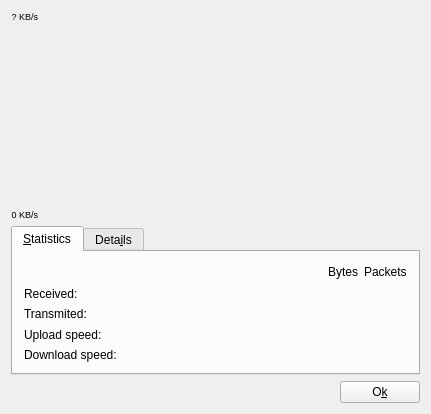
The window that src/statisticsbase.ui (telans/KNetStats) describes before a commit, drawn with Qt 5.
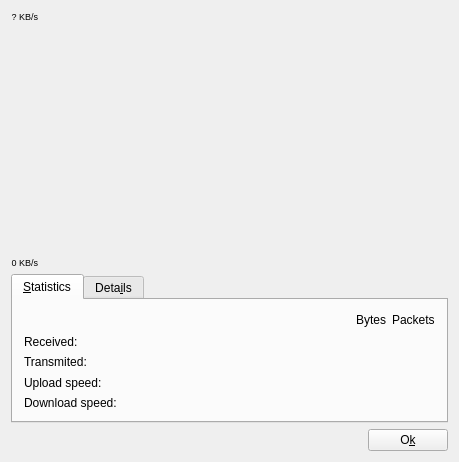
The same window after the commit.

Commit message:
statistics: show all interface IPs/MACs
Closes: #2

The edit to the form file:
```diff
--- a/src/statisticsbase.ui
+++ b/src/statisticsbase.ui
@@ -6,8 +6,8 @@
    <rect>
     <x>0</x>
     <y>0</y>
-    <width>431</width>
-    <height>414</height>
+    <width>459</width>
+    <height>462</height>
    </rect>
   </property>
   <property name="sizePolicy">
@@ -167,6 +167,12 @@
       <number>0</number>
      </property>
      <widget class="QWidget" name="tab_2">
+      <property name="sizePolicy">
+       <sizepolicy hsizetype="Preferred" vsizetype="Preferred">
+        <horstretch>0</horstretch>
+        <verstretch>0</verstretch>
+       </sizepolicy>
+      </property>
       <attribute name="title">
        <string>&amp;Statistics</string>
       </attribute>
```
The commit also changes 2 other files.
